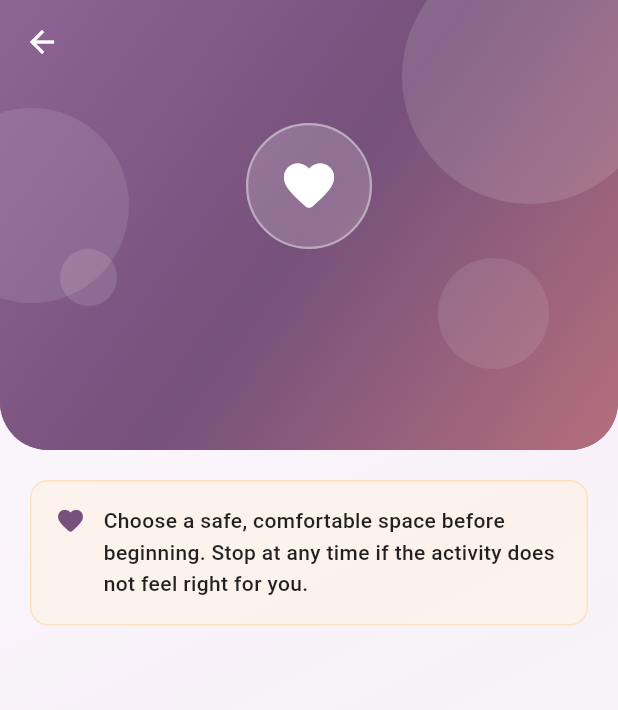
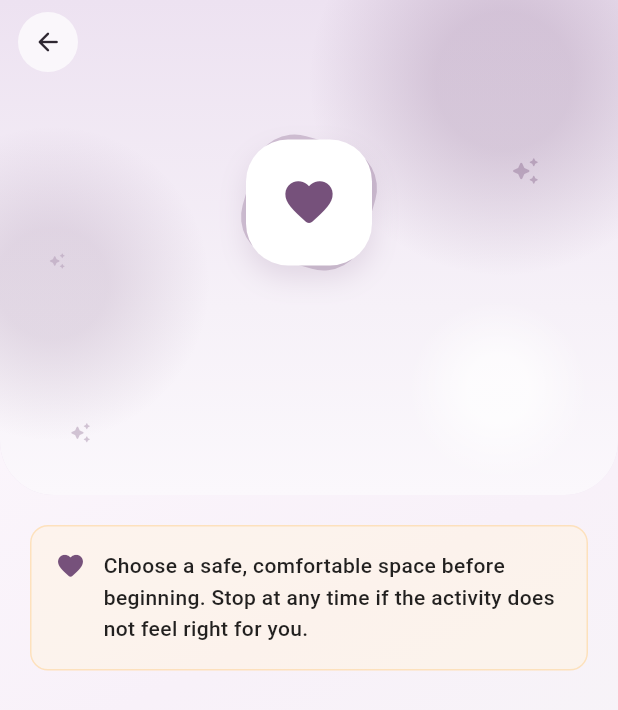
Before and after one commit to raashikapadia/SheZenharmony--Railway, a Flutter app: the _ActivityDetailScreen screen opened directly with empty values, on a phone screen of 412 x 824 dp. Shown: the top 710 px of the screen. Run offline on Flutter 3.47's test engine with Material 3 defaults, Android fonts, the light colour scheme and no system bars; our stand-ins replace flutter_secure_storage, webview_flutter, youtube_player_iframe; missing offline and left inert: webview_flutter_android, webview_flutter_wkwebview; accounts and stored records are empty.

Commit message:
fix: fix TikTok video playback feat: add inline TikTok video playback and redesigned activity detail header

```diff
--- a/frontend/lib/features/activities/presentation/wellbeing_activities_screen.dart
+++ b/frontend/lib/features/activities/presentation/wellbeing_activities_screen.dart
@@ -7,6 +7,7 @@ import '../../../core/network/api_service.dart';
 import '../../../core/theme/app_theme.dart';
 import '../../../shared/widgets/app_ui.dart';
 import '../data/support_content.dart';
+import 'tiktok_video_player.dart';
 
 class WellbeingActivitiesScreen extends StatefulWidget {
   const WellbeingActivitiesScreen({super.key, ApiService? apiService})
@@ -315,6 +316,9 @@ class _ActivityDetailScreen extends StatefulWidget {
 }
 
 class _ActivityDetailScreenState extends State<_ActivityDetailScreen> {
+  /// Expanded height of the artwork header.
+  static const _headerHeight = 330.0;
+
   /// Non-null when the activity points at a YouTube video that this platform
   /// can play inline. Windows and Linux have no webview implementation, so
   /// they keep the tap-to-open card instead.
@@ -326,7 +330,9 @@ class _ActivityDetailScreenState extends State<_ActivityDetailScreen> {
   void initState() {
     super.initState();
 
-    if (!activity.hasVideo || !_supportsInlinePlayback) return;
+    if (!activity.hasVideo || _isTikTok || !_supportsInlinePlayback) {
+      return;
+    }
 
     final videoId = YoutubePlayerController.convertUrlToId(_normalisedUrl);
     if (videoId == null) return;
@@ -346,6 +352,12 @@ class _ActivityDetailScreenState extends State<_ActivityDetailScreen> {
     _controller?.close();
     super.dispose();
   }
+
+  /// TikTok links are played through the webview embed rather than the
+  /// YouTube iframe player.
+  bool get _isTikTok =>
+      activity.sourceType.toLowerCase() == 'tiktok' ||
+      TikTokVideoPlayer.isTikTokUrl(_normalisedUrl);
 
   bool get _supportsInlinePlayback {
     if (kIsWeb) return true;
@@ -397,7 +409,12 @@ class _ActivityDetailScreenState extends State<_ActivityDetailScreen> {
     }
   }
 
-  Widget _buildInlinePlayer(YoutubePlayerController controller) => Column(
+  /// Frames an inline player with the same card treatment as the launch
+  /// tile, plus an escape hatch into the platform's own app.
+  Widget _buildPlayerCard({
+    required Widget player,
+    required String openLabel,
+  }) => Column(
     crossAxisAlignment: CrossAxisAlignment.stretch,
     children: [
       Container(
@@ -413,7 +430,7 @@ class _ActivityDetailScreenState extends State<_ActivityDetailScreen> {
         ),
         child: ClipRRect(
           borderRadius: BorderRadius.circular(16),
-          child: YoutubePlayer(controller: controller),
+          child: player,
         ),
       ),
       const SizedBox(height: 8),
@@ -422,12 +439,34 @@ class _ActivityDetailScreenState extends State<_ActivityDetailScreen> {
         child: TextButton.icon(
           onPressed: _launchVideo,
           icon: const Icon(Icons.open_in_new_rounded, size: 18),
-          label: const Text('Open in YouTube'),
+          label: Text(openLabel),
           style: TextButton.styleFrom(foregroundColor: AppColors.primary),
         ),
       ),
     ],
   );
+
+  /// Picks the richest playback this activity and platform can manage:
+  /// the YouTube player, the TikTok embed, or a card that hands off to the
+  /// installed app.
+  Widget _buildVideoSection() {
+    if (_controller case final controller?) {
+      return _buildPlayerCard(
+        player: YoutubePlayer(controller: controller),
+        openLabel: 'Open in YouTube',
+      );
+    }
+    if (_isTikTok && TikTokVideoPlayer.isSupported) {
+      return _buildPlayerCard(
+        player: TikTokVideoPlayer(
+          url: _normalisedUrl,
+          onFallback: (_) => _buildLaunchBody(),
+        ),
+        openLabel: 'Open in TikTok',
+      );
+    }
+    return _buildLaunchCard();
+  }
 
   Widget _buildLaunchCard() => Container(
     decoration: BoxDecoration(
@@ -442,7 +481,11 @@ class _ActivityDetailScreenState extends State<_ActivityDetailScreen> {
     ),
     child: ClipRRect(
       borderRadius: BorderRadius.circular(16),
-      child: GestureDetector(
+      child: _buildLaunchBody(),
+    ),
+  );
+
+  Widget _buildLaunchBody() => GestureDetector(
     onTap: _launchVideo,
     child: Container(
       height: 220,
@@ -475,8 +518,6 @@ class _ActivityDetailScreenState extends State<_ActivityDetailScreen> {
         ],
       ),
     ),
-      ),
-    ),
   );
 
   @override
@@ -484,16 +525,23 @@ class _ActivityDetailScreenState extends State<_ActivityDetailScreen> {
     body: CustomScrollView(
       slivers: [
         SliverAppBar(
-          expandedHeight: 300,
+          expandedHeight: _headerHeight,
           floating: false,
           pinned: true,
           stretch: true,
           elevation: 0,
-          backgroundColor: AppColors.primary,
-          foregroundColor: Colors.white,
+          // The bar keeps the category's own wash, so collapsing it reads as
+          // the artwork shrinking rather than a different surface sliding in.
+          backgroundColor: _HeaderPalette.tint,
+          foregroundColor: AppColors.ink,
+          leadingWidth: 60,
+          leading: const Padding(
+            padding: EdgeInsets.fromLTRB(12, 8, 8, 8),
+            child: _GlassBackButton(),
+          ),
           // Rounds off the bottom of the whole bar, artwork included.
           shape: const RoundedRectangleBorder(
-            borderRadius: BorderRadius.vertical(bottom: Radius.circular(32)),
+            borderRadius: BorderRadius.vertical(bottom: Radius.circular(36)),
           ),
           flexibleSpace: LayoutBuilder(
             builder: (context, constraints) {
@@ -502,7 +550,7 @@ class _ActivityDetailScreenState extends State<_ActivityDetailScreen> {
               // 1.0 while fully expanded, 0.0 once pinned at collapsed height.
               final expansion =
                   ((constraints.maxHeight - collapsedHeight) /
-                          (300 - collapsedHeight))
+                          (_headerHeight - collapsedHeight))
                       .clamp(0.0, 1.0);
 
               return FlexibleSpaceBar(
@@ -524,9 +572,10 @@ class _ActivityDetailScreenState extends State<_ActivityDetailScreen> {
                     maxLines: 1,
                     overflow: TextOverflow.ellipsis,
                     style: const TextStyle(
-                      color: Colors.white,
+                      color: AppColors.ink,
                       fontSize: 16,
-                      fontWeight: FontWeight.w600,
+                      fontWeight: FontWeight.w700,
+                      letterSpacing: -0.2,
                     ),
                   ),
                 ),
@@ -534,7 +583,7 @@ class _ActivityDetailScreenState extends State<_ActivityDetailScreen> {
                 // the artwork needs its own clip to get a curved bottom.
                 background: ClipRRect(
                   borderRadius: const BorderRadius.vertical(
-                    bottom: Radius.circular(32),
+                    bottom: Radius.circular(36),
                   ),
                   child: _ActivityHeader(
                     activity: activity,
@@ -553,10 +602,7 @@ class _ActivityDetailScreenState extends State<_ActivityDetailScreen> {
               children: [
                 // Video Section
                 if (activity.hasVideo && activity.sourceUrl.isNotEmpty) ...[
-                  if (_controller case final controller?)
-                    _buildInlinePlayer(controller)
-                  else
-                    _buildLaunchCard(),
+                  _buildVideoSection(),
                   const SizedBox(height: 32),
                 ],
 
@@ -634,9 +680,31 @@ class _ActivityDetailScreenState extends State<_ActivityDetailScreen> {
   );
 }
 
-/// The expanded artwork behind the activity title: a soft gradient with
-/// floating bubbles, a badged category icon, and a curved lip that melts into
-/// the page below. Fades out as the app bar collapses.
+/// Header artwork palette. One wash for every activity, so the whole feature
+/// reads as a single place; only the icon changes per category.
+abstract final class _HeaderPalette {
+  /// Soft plum the header fades out of.
+  static const tint = Color(0xFFEDE2F1);
+
+  /// Saturated partner to [tint], dark enough to carry small text.
+  static const accent = AppColors.primary;
+
+  static IconData iconFor(String category) => switch (category.toLowerCase()) {
+    'breathing' => Icons.air_rounded,
+    'grounding' => Icons.spa_rounded,
+    'meditation' || 'mindfulness' => Icons.self_improvement_rounded,
+    'relaxation' => Icons.bedtime_rounded,
+    'yoga' => Icons.self_improvement_rounded,
+    'asmr' => Icons.headphones_rounded,
+    'resource' => Icons.menu_book_rounded,
+    _ => Icons.favorite_rounded,
+  };
+}
+
+/// The expanded artwork behind the activity title: the plum wash melting into
+/// the page, drifting blobs and sparkles, a tilted icon tile, and the title set
+/// in ink rather than reversed out of a solid colour. Fades out as the app bar
+/// collapses.
 class _ActivityHeader extends StatelessWidget {
   const _ActivityHeader({required this.activity, required this.expansion});
 
@@ -645,82 +713,90 @@ class _ActivityHeader extends StatelessWidget {
   /// 1.0 when the app bar is fully expanded, 0.0 once it is collapsed.
   final double expansion;
 
-  static IconData _iconFor(String category) => switch (category.toLowerCase()) {
-    'breathing' => Icons.air_rounded,
-    'grounding' => Icons.spa_rounded,
-    'meditation' || 'mindfulness' => Icons.self_improvement_rounded,
-    'relaxation' => Icons.bedtime_rounded,
-    'yoga' => Icons.accessibility_new_rounded,
-    'resource' => Icons.menu_book_rounded,
-    _ => Icons.favorite_rounded,
-  };
-
   @override
   Widget build(BuildContext context) => DecoratedBox(
-    decoration: const BoxDecoration(
+    decoration: BoxDecoration(
       gradient: LinearGradient(
-        colors: [Color(0xFF8E6494), AppColors.primary, AppColors.secondary],
-        begin: Alignment.topLeft,
-        end: Alignment.bottomRight,
+        begin: Alignment.topCenter,
+        end: Alignment.bottomCenter,
+        // Ends on the page colour so the header dissolves into the content
+        // instead of stopping at a hard edge.
+        colors: [
+          _HeaderPalette.tint,
+          Color.lerp(_HeaderPalette.tint, Colors.white, 0.5)!,
+          AppColors.background,
+        ],
+        stops: const [0, 0.62, 1],
       ),
     ),
     child: Stack(
       fit: StackFit.expand,
       children: [
-        Positioned(top: -34, right: -26, child: _Bubble(size: 170, opacity: 0.12)),
-        Positioned(top: 72, left: -44, child: _Bubble(size: 130, opacity: 0.10)),
-        Positioned(bottom: 54, right: 46, child: _Bubble(size: 74, opacity: 0.09)),
-        Positioned(bottom: 96, left: 40, child: _Bubble(size: 38, opacity: 0.12)),
+        Positioned(
+          top: -76,
+          right: -54,
+          child: _Blob(
+            size: 260,
+            color: _HeaderPalette.accent.withValues(alpha: 0.22),
+          ),
+        ),
+        Positioned(
+          top: 84,
+          left: -70,
+          child: _Blob(
+            size: 210,
+            color: _HeaderPalette.accent.withValues(alpha: 0.16),
+          ),
+        ),
+        Positioned(
+          bottom: 10,
+          right: 20,
+          child: _Blob(size: 120, color: Colors.white.withValues(alpha: 0.7)),
+        ),
+
+        Positioned(
+          top: 104,
+          right: 52,
+          child: _Sparkle(
+            size: 20,
+            color: _HeaderPalette.accent.withValues(alpha: 0.35),
+          ),
+        ),
+        Positioned(
+          top: 168,
+          left: 32,
+          child: _Sparkle(
+            size: 12,
+            color: _HeaderPalette.accent.withValues(alpha: 0.24),
+          ),
+        ),
+        // Low enough to clear a two-line description.
+        Positioned(
+          bottom: 34,
+          left: 46,
+          child: _Sparkle(
+            size: 15,
+            color: _HeaderPalette.accent.withValues(alpha: 0.3),
+          ),
+        ),
 
         Opacity(
           opacity: expansion,
           child: SafeArea(
             bottom: false,
             child: Padding(
-              padding: const EdgeInsets.fromLTRB(24, 40, 24, 44),
+              padding: const EdgeInsets.fromLTRB(28, 18, 28, 30),
               child: Column(
                 mainAxisAlignment: MainAxisAlignment.center,
                 children: [
-                  Container(
-                    width: 84,
-                    height: 84,
-                    decoration: BoxDecoration(
-                      shape: BoxShape.circle,
-                      color: Colors.white.withOpacity(0.18),
-                      border: Border.all(
-                        color: Colors.white.withOpacity(0.4),
-                        width: 1.5,
-                      ),
-                    ),
-                    child: Icon(
-                      _iconFor(activity.category),
-                      size: 40,
-                      color: Colors.white,
-                    ),
-                  ),
+                  _IconTile(icon: _HeaderPalette.iconFor(activity.category)),
                   const SizedBox(height: 18),
                   if (activity.category.isNotEmpty) ...[
-                    Container(
-                      padding: const EdgeInsets.symmetric(
-                        horizontal: 14,
-                        vertical: 6,
-                      ),
-                      decoration: BoxDecoration(
-                        color: Colors.white.withOpacity(0.22),
-                        borderRadius: BorderRadius.circular(AppRadii.pill),
-                      ),
-                      child: Text(
-                        activity.category.toUpperCase(),
-                        style: const TextStyle(
-                          color: Colors.white,
-                          fontSize: 11,
-                          fontWeight: FontWeight.w700,
-                          letterSpacing: 1.3,
-                        ),
-                      ),
-                    ),
+                    _CategoryChip(label: activity.category),
                     const SizedBox(height: 14),
                   ],
+                  // Flexible so a long title or blurb ellipsises instead of
+                  // overflowing the fixed-height bar.
                   Flexible(
                     child: Text(
                       activity.title,
@@ -728,29 +804,152 @@ class _ActivityHeader extends StatelessWidget {
                       maxLines: 2,
                       overflow: TextOverflow.ellipsis,
                       style: const TextStyle(
-                        color: Colors.white,
-                        fontSize: 24,
-                        height: 1.25,
-                        fontWeight: FontWeight.w700,
+                        color: AppColors.ink,
+                        fontSize: 25,
+                        height: 1.2,
+                        letterSpacing: -0.5,
+                        fontWeight: FontWeight.w800,
+                      ),
+                    ),
+                  ),
+                  if (activity.description.isNotEmpty) ...[
+                    const SizedBox(height: 8),
+                    Flexible(
+                      child: Text(
+                        activity.description,
+                        textAlign: TextAlign.center,
+                        maxLines: 2,
+                        overflow: TextOverflow.ellipsis,
+                        style: const TextStyle(
+                          color: AppColors.muted,
+                          fontSize: 13.5,
+                          height: 1.45,
+                        ),
+                      ),
+                    ),
+                  ],
+                ],
+              ),
             ),
           ),
         ),
       ],
     ),
+  );
+}
+
+/// The category icon on a white squircle, with a tilted twin peeking out
+/// behind it.
+class _IconTile extends StatelessWidget {
+  const _IconTile({required this.icon});
+
+  final IconData icon;
+
+  @override
+  Widget build(BuildContext context) => SizedBox(
+    width: 104,
+    height: 92,
+    child: Stack(
+      alignment: Alignment.center,
+      children: [
+        Transform.rotate(
+          angle: 0.28,
+          child: Container(
+            width: 84,
+            height: 84,
+            decoration: BoxDecoration(
+              color: _HeaderPalette.accent.withValues(alpha: 0.28),
+              borderRadius: BorderRadius.circular(28),
             ),
           ),
         ),
-
+        Container(
+          width: 84,
+          height: 84,
+          decoration: BoxDecoration(
+            color: Colors.white,
+            borderRadius: BorderRadius.circular(28),
+            boxShadow: [
+              BoxShadow(
+                color: _HeaderPalette.accent.withValues(alpha: 0.16),
+                blurRadius: 16,
+                offset: const Offset(0, 8),
+              ),
+            ],
+          ),
+          child: Icon(icon, size: 38, color: _HeaderPalette.accent),
+        ),
       ],
     ),
   );
 }
 
-class _Bubble extends StatelessWidget {
-  const _Bubble({required this.size, required this.opacity});
+class _CategoryChip extends StatelessWidget {
+  const _CategoryChip({required this.label});
+
+  final String label;
+
+  @override
+  Widget build(BuildContext context) => Container(
+    padding: const EdgeInsets.fromLTRB(11, 6, 14, 6),
+    decoration: BoxDecoration(
+      color: Colors.white.withValues(alpha: 0.75),
+      borderRadius: BorderRadius.circular(AppRadii.pill),
+      border: Border.all(color: _HeaderPalette.accent.withValues(alpha: 0.18)),
+    ),
+    child: Row(
+      mainAxisSize: MainAxisSize.min,
+      children: [
+        Container(
+          width: 6,
+          height: 6,
+          decoration: const BoxDecoration(
+            color: _HeaderPalette.accent,
+            shape: BoxShape.circle,
+          ),
+        ),
+        const SizedBox(width: 7),
+        Text(
+          label.toUpperCase(),
+          style: const TextStyle(
+            color: _HeaderPalette.accent,
+            fontSize: 10.5,
+            fontWeight: FontWeight.w800,
+            letterSpacing: 1.2,
+          ),
+        ),
+      ],
+    ),
+  );
+}
+
+/// Back arrow on a frosted disc, so it stays legible wherever the artwork
+/// happens to be light or dark behind it.
+class _GlassBackButton extends StatelessWidget {
+  const _GlassBackButton();
+
+  @override
+  Widget build(BuildContext context) => Material(
+    color: Colors.white.withValues(alpha: 0.7),
+    shape: const CircleBorder(),
+    clipBehavior: Clip.antiAlias,
+    child: InkWell(
+      onTap: () => Navigator.of(context).maybePop(),
+      child: const Center(
+        child: Icon(Icons.arrow_back_rounded, size: 20, color: AppColors.ink),
+      ),
+    ),
+  );
+}
+
+/// A wash of colour that fades out at its own edge. A radial gradient rather
+/// than a flat circle: a hard rim reads as a shape sitting on the header
+/// instead of light falling across it.
+class _Blob extends StatelessWidget {
+  const _Blob({required this.size, required this.color});
 
   final double size;
-  final double opacity;
+  final Color color;
 
   @override
   Widget build(BuildContext context) => Container(
@@ -758,7 +957,21 @@ class _Bubble extends StatelessWidget {
     height: size,
     decoration: BoxDecoration(
       shape: BoxShape.circle,
-      color: Colors.white.withOpacity(opacity),
+      gradient: RadialGradient(
+        colors: [color, color.withValues(alpha: 0)],
+        stops: const [0.35, 1],
+      ),
     ),
   );
 }
+
+class _Sparkle extends StatelessWidget {
+  const _Sparkle({required this.size, required this.color});
+
+  final double size;
+  final Color color;
+
+  @override
+  Widget build(BuildContext context) =>
+      Icon(Icons.auto_awesome_rounded, size: size, color: color);
+}
--- a/frontend/pubspec.yaml
+++ b/frontend/pubspec.yaml
@@ -35,6 +35,9 @@ dependencies:
   provider: ^6.1.2
   flutter_secure_storage: ^9.2.2
   url_launcher: ^6.2.0
+  webview_flutter: ^4.14.1
+  webview_flutter_android: ^4.14.1
+  webview_flutter_wkwebview: ^3.26.1
   youtube_player_iframe: ^6.0.2
 
 dev_dependencies:
```
Also changed, not shown: frontend/lib/features/activities/presentation/tiktok_video_player.dart (added, +170 -0 lines), frontend/pubspec.lock. Lines whose indentation alone changed are shown as unchanged.
